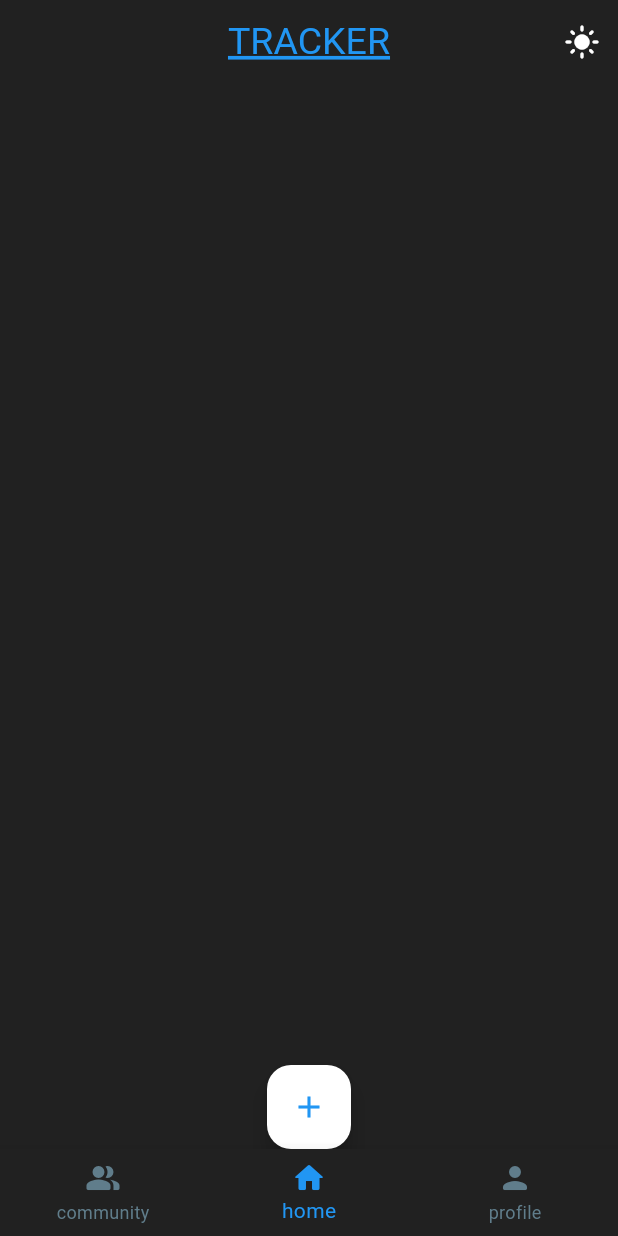
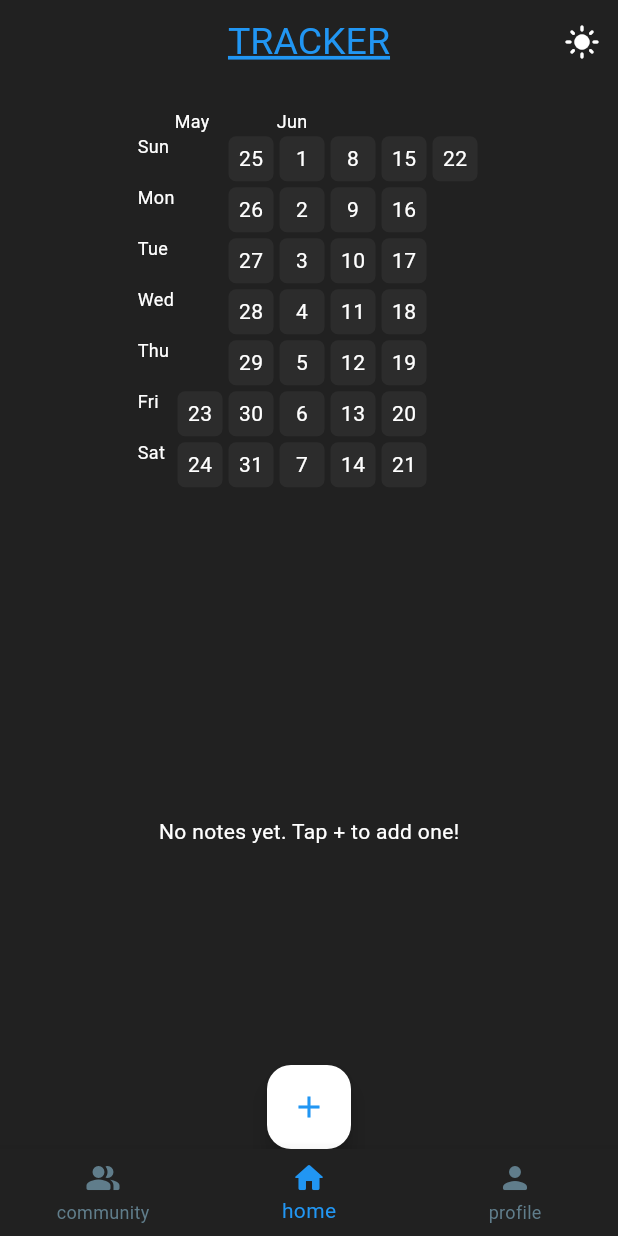
Before and after one commit to pranav14-1/tracker, a Flutter app: the screen it shows once a user with an empty profile is signed in, on a phone screen of 412 x 824 dp. Run offline on Flutter 3.47's test engine with Material 3 defaults, Android fonts, the phone set to English and light mode, and no system bars; drawn by our look-alikes of flutter_heatmap_calendar; our stand-ins replace cloud_firestore, firebase_auth, firebase_core, flutter_slidable, get, google_sign_in and 1 more; accounts and stored records are empty.

Commit message:
Add heatmap calendar and improve note UI
Introduced a new MyHeatMap component using flutter_heatmap_calendar to visualize note completion data on the home activity screen. Updated NoteTile UI for better styling and interaction, and improved error/loading handling in the notes list. Adjusted dark mode secondary color and added the heatmap calendar dependency.

```diff
--- a/lib/components/my_button.dart
+++ b/lib/components/my_button.dart
@@ -1,5 +1,4 @@
 import 'package:flutter/material.dart';
-
 
 class MyButton extends StatelessWidget {
   final String text;
@@ -11,7 +10,10 @@ class MyButton extends StatelessWidget {
     return MaterialButton(
       onPressed: onPressed,
       color: Colors.blue,
-      child: Text(text, style: TextStyle(color: Theme.of(context).colorScheme.inversePrimary),),
+      child: Text(
+        text,
+        style: TextStyle(color: Theme.of(context).colorScheme.inversePrimary),
+      ),
     );
   }
 }
--- /dev/null
+++ b/lib/components/my_heat_map.dart
@@ -0,0 +1,37 @@
+import 'package:flutter/material.dart';
+import 'package:flutter_heatmap_calendar/flutter_heatmap_calendar.dart';
+
+class MyHeatMap extends StatelessWidget {
+  final DateTime startDate;
+  final bool isDarkMode;
+  final Map<DateTime, int>? datasets;
+  const MyHeatMap({
+    super.key,
+    required this.isDarkMode,
+    required this.startDate,
+    required this.datasets,
+  });
+
+  @override
+  Widget build(BuildContext context) {
+    return HeatMap(
+      startDate: startDate,
+      endDate: DateTime.now(),
+      datasets: datasets,
+      colorMode: ColorMode.color,
+      defaultColor: Theme.of(context).colorScheme.secondary,
+      textColor: isDarkMode ? Colors.white : Colors.black,
+      showColorTip: false,
+      showText: true,
+      scrollable: true,
+      size: 30,
+      colorsets: {
+        1: Colors.green.shade200,
+        2: Colors.green.shade300,
+        3: Colors.green.shade400,
+        4: Colors.green.shade500,
+        5: Colors.green.shade600,
+      },
+    );
+  }
+}
--- a/lib/components/note_tile.dart
+++ b/lib/components/note_tile.dart
@@ -17,7 +17,9 @@ class NoteTile extends StatelessWidget {
   });
   @override
   Widget build(BuildContext context) {
-    return Slidable(
+    return Padding(
+      padding: const EdgeInsets.symmetric(vertical: 5, horizontal: 25),
+      child: Slidable(
         endActionPane: ActionPane(
           motion: StretchMotion(),
           children: [
@@ -37,6 +39,7 @@ class NoteTile extends StatelessWidget {
             ),
           ],
         ),
+        // habit tile
         child: GestureDetector(
           onTap: () {
             if (onChanged != null) {
@@ -53,9 +56,19 @@ class NoteTile extends StatelessWidget {
               borderRadius: BorderRadius.circular(8),
             ),
             padding: const EdgeInsets.all(12),
-          margin: const EdgeInsets.symmetric(vertical: 5, horizontal: 25),
             child: ListTile(
-            title: Text(text),
+              // text
+              title: Text(
+                text,
+                style: TextStyle(
+                  color:
+                      isCompleted
+                          ? Colors.white
+                          : Theme.of(context).colorScheme.inversePrimary,
+                ),
+              ),
+
+              // checkbox
               leading: Checkbox(
                 activeColor: Colors.green,
                 value: isCompleted,
@@ -64,6 +77,7 @@ class NoteTile extends StatelessWidget {
             ),
           ),
         ),
+      ),
     );
   }
 }
--- a/lib/pages/screens/home_activity.dart
+++ b/lib/pages/screens/home_activity.dart
@@ -1,14 +1,13 @@
-import 'package:cached_network_image/cached_network_image.dart';
-import 'package:carousel_slider/carousel_slider.dart';
 import 'package:cloud_firestore/cloud_firestore.dart';
 import 'package:flutter/material.dart';
-import 'package:flutter_slidable/flutter_slidable.dart';
+import 'package:provider/provider.dart';
+import 'package:tracker/components/my_heat_map.dart';
 import 'package:tracker/components/note_tile.dart';
 import 'package:tracker/features/dialogBox.dart';
-import 'package:tracker/features/taskslist.dart';
 import 'package:tracker/firebase/notes/firestore.dart';
 import 'package:tracker/theme/switchButton.dart';
 import 'package:intl/intl.dart';
+import 'package:tracker/theme/themeSwitch.dart';
 
 String avatar(dynamic value) =>
     'https://api.dicebear.com/7.x/adventurer/png?seed=$value';
@@ -107,40 +106,91 @@ class _HomeAtivityState extends State<HomeAtivity> {
       body: StreamBuilder<QuerySnapshot>(
         stream: fireStoreService.getNotesStream(),
         builder: (context, snapshot) {
-          if (snapshot.hasData) {
-            List notesList = snapshot.data!.docs;
-            // display as a list
-            return ListView.builder(
+          if (snapshot.connectionState == ConnectionState.waiting) {
+            return Center(child: CircularProgressIndicator());
+          }
+          if (snapshot.hasError) {
+            return Center(child: Text("Something went wrong"));
+          }
+
+          // Initialize datasets for heatmap
+          Map<DateTime, int> heatmapDatasets = {};
+          List<DocumentSnapshot> notesList = [];
+
+          if (snapshot.hasData && snapshot.data!.docs.isNotEmpty) {
+            notesList = snapshot.data!.docs;
+
+            // Build heatmap datasets from completion data
+            for (var doc in notesList) {
+              Map<String, dynamic> data = doc.data() as Map<String, dynamic>;
+              Map<String, dynamic> completions =
+                  (data['completions'] as Map<String, dynamic>?) ?? {};
+
+              completions.forEach((dateStr, isCompleted) {
+                if (isCompleted == true) {
+                  DateTime date = DateTime.parse(dateStr);
+                  // Normalize date to remove time component
+                  DateTime normalizedDate = DateTime(
+                    date.year,
+                    date.month,
+                    date.day,
+                  );
+                  heatmapDatasets[normalizedDate] =
+                      (heatmapDatasets[normalizedDate] ?? 0) + 1;
+                }
+              });
+            }
+          }
+
+          // Calculate start date (last 3 months)
+          DateTime startDate = DateTime.now().subtract(Duration(days: 30));
+
+          return Column(
+            children: [
+              // Heatmap Calendar
+              Padding(
+                padding: const EdgeInsets.all(16.0),
+                child: MyHeatMap(
+                  isDarkMode: Provider.of<ThemeSwitch>(context).isDarkMode,
+                  startDate: startDate,
+                  datasets: heatmapDatasets,
+                ),
+              ),
+              // Notes List
+              if (notesList.isEmpty)
+                Expanded(
+                  child: Center(child: Text("No notes yet. Tap + to add one!")),
+                )
+              else
+                Expanded(
+                  child: ListView.builder(
+                    shrinkWrap: true,
                     itemCount: notesList.length,
                     itemBuilder: (context, index) {
-                // get each individual doc
                       DocumentSnapshot document = notesList[index];
                       String docID = document.id;
-                // get note from each doc
                       Map<String, dynamic> data =
                           document.data() as Map<String, dynamic>;
                       String noteText = data['note'];
-
-                // Get completion status directly from documents
                       Map<String, dynamic> completions =
                           (data['completions'] as Map<String, dynamic>?) ?? {};
-                bool isCompletedToday = completions[today] as bool? ?? false;
-                // display as a list tile
+                      bool isCompletedToday =
+                          completions[today] as bool? ?? false;
+
                       return NoteTile(
                         isCompleted: isCompletedToday,
                         text: noteText,
                         onChanged: (value) async {
-                    toggleValue();
                           await fireStoreService.markCompletion(docID, today);
                         },
                         editHabit: (context) => editHabitBox(docID, noteText),
                         deleteHabit: (context) => deleteHabitBox(docID),
                       );
                     },
+                  ),
+                ),
+            ],
           );
-          } else {
-            return const Text("No notes");
-          }
         },
       ),
       floatingActionButton: FloatingActionButton(
--- a/lib/theme/darkMode.dart
+++ b/lib/theme/darkMode.dart
@@ -4,7 +4,7 @@ ThemeData darkMode = ThemeData(
   colorScheme: ColorScheme.dark(
     surface: Colors.grey.shade900,
     primary: Colors.grey.shade600,
-    secondary: Colors.grey.shade700,
+    secondary: Color.fromARGB(255, 44, 44, 44),
     tertiary: Colors.grey.shade800,
     inversePrimary: Colors.grey.shade300,
   )
--- a/pubspec.yaml
+++ b/pubspec.yaml
@@ -47,6 +47,7 @@ dependencies:
   cloud_firestore: ^5.6.8
   pinput: ^5.0.1
   intl:
+  flutter_heatmap_calendar: ^1.0.5
 
 dev_dependencies:
   flutter_test:
```
Also changed, not shown: lib/components/password_login.dart (+4 -7 lines), pubspec.lock. Lines whose indentation alone changed are shown as unchanged.
